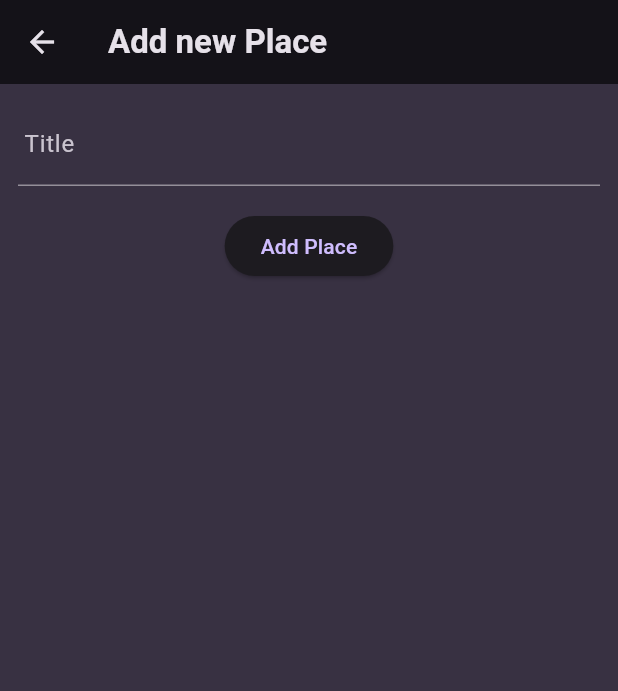
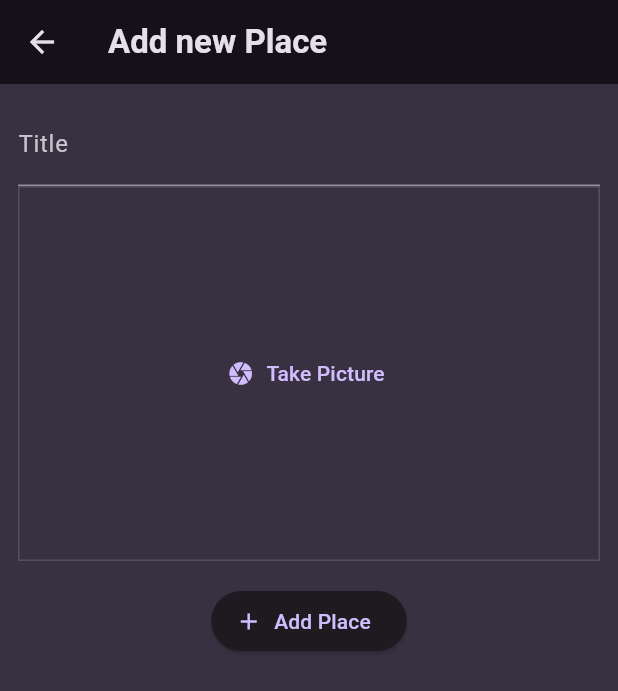
Before and after one commit to jaimonvarghese/favorite_list_app, a Flutter app: the screen it shows after launch, after a tap on the "add" icon, on a phone screen of 412 x 824 dp. Shown: the top 691 px of the screen. Run offline on Flutter 3.47's test engine with Material 3 defaults, Android fonts, the phone set to English and light mode, and no system bars; our stand-ins replace flutter_riverpod, google_fonts, image_picker.

Commit message:
Place detail screen,image input, and device camera for taking images features added

```diff
--- a/lib/main.dart
+++ b/lib/main.dart
@@ -1,7 +1,6 @@
-import 'package:favorite_places_app/screens/places_list_screen.dart';
+import 'package:favorite_places_app/screens/places.dart';
 import 'package:flutter/material.dart';
 import 'package:flutter_riverpod/flutter_riverpod.dart';
-
 import 'package:google_fonts/google_fonts.dart';
 
 final colorScheme = ColorScheme.fromSeed(
@@ -15,18 +14,26 @@ final theme = ThemeData().copyWith(
   scaffoldBackgroundColor: colorScheme.background,
   colorScheme: colorScheme,
   textTheme: GoogleFonts.ubuntuCondensedTextTheme().copyWith(
-    titleSmall: GoogleFonts.ubuntuCondensed(fontWeight: FontWeight.bold),
-    titleMedium: GoogleFonts.ubuntuCondensed(fontWeight: FontWeight.bold),
-    titleLarge: GoogleFonts.ubuntuCondensed(fontWeight: FontWeight.bold),
+    titleSmall: GoogleFonts.ubuntuCondensed(
+      fontWeight: FontWeight.bold,
+    ),
+    titleMedium: GoogleFonts.ubuntuCondensed(
+      fontWeight: FontWeight.bold,
+    ),
+    titleLarge: GoogleFonts.ubuntuCondensed(
+      fontWeight: FontWeight.bold,
+    ),
   ),
 );
 
 void main() {
-  runApp(ProviderScope(child: const MyApp()));
+  runApp(
+    const ProviderScope(child: MyApp()),
+  );
 }
 
 class MyApp extends StatelessWidget {
-  const MyApp({Key? key}) : super(key: key);
+  const MyApp({super.key});
 
   @override
   Widget build(BuildContext context) {
@@ -34,7 +41,7 @@ class MyApp extends StatelessWidget {
       debugShowCheckedModeBanner: false,
       title: 'Great Places',
       theme: theme,
-      home: PlacesListScreen(),
+      home: const PlacesScreen(),
     );
   }
 }
--- a/lib/models/place.dart
+++ b/lib/models/place.dart
@@ -1,10 +1,10 @@
-
 import 'package:uuid/uuid.dart';
 
 const uuid = Uuid();
+
 class Place {
+  Place({required this.title}) : id = uuid.v4();
+
   final String id;
-  final String tittle;
-
-  Place({required this.tittle}):id = uuid.v4();
+  final String title;
 }
--- /dev/null
+++ b/lib/providers/user_places.dart
@@ -0,0 +1,16 @@
+import 'package:favorite_places_app/models/place.dart';
+import 'package:flutter_riverpod/flutter_riverpod.dart';
+
+class UserPlacesNotifier extends StateNotifier<List<Place>> {
+  UserPlacesNotifier() : super(const []);
+
+  void addPlace(String title) {
+    final newPlace = Place(title: title);
+    state = [newPlace, ...state];
+  }
+}
+
+final userPlacesProvider =
+    StateNotifierProvider<UserPlacesNotifier, List<Place>>(
+  (ref) => UserPlacesNotifier(),
+);
--- a/lib/providers/user_provider.dart
+++ /dev/null
@@ -1,15 +0,0 @@
-import 'package:favorite_places_app/models/place.dart';
-import 'package:flutter_riverpod/flutter_riverpod.dart';
-
-class UserPlacesNotifier extends StateNotifier<List<Place>>{
-  UserPlacesNotifier(): super([]);
-
-  void addPlace(String title){
-    final newPlace = Place(tittle: title);
-    state = [newPlace,...state];
-  }
-}
-
-final userPlacesProvider = StateNotifierProvider<UserPlacesNotifier, List<Place>>((ref) {
-  return UserPlacesNotifier();
-});
--- /dev/null
+++ b/lib/screens/add_place.dart
@@ -0,0 +1,66 @@
+import 'package:favorite_places_app/providers/user_places.dart';
+import 'package:favorite_places_app/widgets/image_input.dart';
+import 'package:flutter/material.dart';
+import 'package:flutter_riverpod/flutter_riverpod.dart';
+
+
+class AddPlaceScreen extends ConsumerStatefulWidget {
+  const AddPlaceScreen({super.key});
+
+  @override
+  ConsumerState<AddPlaceScreen> createState() {
+    return _AddPlaceScreenState();
+  }
+}
+
+class _AddPlaceScreenState extends ConsumerState<AddPlaceScreen> {
+  final _titleController = TextEditingController();
+
+  void _savePlace() {
+    final enteredTitle = _titleController.text;
+
+    if (enteredTitle.isEmpty) {
+      return;
+    }
+
+    ref.read(userPlacesProvider.notifier).addPlace(enteredTitle);
+
+    Navigator.of(context).pop();
+  }
+
+  @override
+  void dispose() {
+    _titleController.dispose();
+    super.dispose();
+  }
+
+  @override
+  Widget build(BuildContext context) {
+    return Scaffold(
+      appBar: AppBar(
+        title: const Text('Add new Place'),
+      ),
+      body: SingleChildScrollView(
+        padding: const EdgeInsets.all(12),
+        child: Column(
+          children: [
+            TextField(
+              decoration: const InputDecoration(labelText: 'Title'),
+              controller: _titleController,
+              style: TextStyle(
+                color: Theme.of(context).colorScheme.onBackground,
+              ),
+            ),
+            ImageInput(),
+            const SizedBox(height: 16),
+            ElevatedButton.icon(
+              onPressed: _savePlace,
+              icon: const Icon(Icons.add),
+              label: const Text('Add Place'),
+            ),
+          ],
+        ),
+      ),
+    );
+  }
+}
--- a/lib/screens/add_place_screen.dart
+++ /dev/null
@@ -1,52 +0,0 @@
-import 'package:favorite_places_app/providers/user_provider.dart';
-import 'package:flutter/material.dart';
-import 'package:flutter_riverpod/flutter_riverpod.dart';
-
-class AddPlaceScreen extends ConsumerStatefulWidget {
-  const AddPlaceScreen({super.key});
-
-  @override
-  ConsumerState<AddPlaceScreen> createState() => _AddPlaceScreenState();
-}
-
-class _AddPlaceScreenState extends ConsumerState<AddPlaceScreen> {
-  final _titleControler = TextEditingController();
-
-  void _savePlace(){
-    final enteredText = _titleControler.text;
-    if ( enteredText.isEmpty) {
-      return;
-    }
-
-     ref.read(userPlacesProvider.notifier).addPlace(enteredText);
-     Navigator.of(context).pop();
-
-  }
-
-  @override
-  void dispose() {
-    _titleControler.dispose();
-    super.dispose();
-  }
-
-  @override
-  Widget build(BuildContext context) {
-    return Scaffold(
-      appBar: AppBar(title: Text("Add new Place")),
-      body: SingleChildScrollView(
-        padding: EdgeInsets.all(12),
-        child: Column(
-          children: [
-            TextField(
-              style: TextStyle(color:Theme.of(context).colorScheme.onBackground),
-              controller: _titleControler,
-              decoration: InputDecoration(labelText: " Title"),
-            ),
-            SizedBox(height: 16),
-            ElevatedButton(onPressed: () {}, child: Text('Add Place')),
-          ],
-        ),
-      ),
-    );
-  }
-}
--- a/lib/screens/places_list_screen.dart
+++ b/lib/screens/places.dart
@@ -1,30 +1,35 @@
-import 'package:favorite_places_app/providers/user_provider.dart';
-import 'package:favorite_places_app/screens/add_place_screen.dart';
+import 'package:favorite_places_app/providers/user_places.dart';
+import 'package:favorite_places_app/screens/add_place.dart';
 import 'package:favorite_places_app/widgets/places_list.dart';
 import 'package:flutter/material.dart';
 import 'package:flutter_riverpod/flutter_riverpod.dart';
 
-class PlacesListScreen extends ConsumerWidget {
-  const PlacesListScreen({super.key});
+class PlacesScreen extends ConsumerWidget {
+  const PlacesScreen({super.key});
 
   @override
   Widget build(BuildContext context, WidgetRef ref) {
     final userPlaces = ref.watch(userPlacesProvider);
+
     return Scaffold(
       appBar: AppBar(
-        title: Text('Your Places'),
+        title: const Text('Your Places'),
         actions: [
           IconButton(
+            icon: const Icon(Icons.add),
             onPressed: () {
               Navigator.of(context).push(
-                MaterialPageRoute(builder: (ctx) => AddPlaceScreen()),
+                MaterialPageRoute(
+                  builder: (ctx) => const AddPlaceScreen(),
+                ),
               );
             },
-            icon: Icon(Icons.add),
           ),
         ],
       ),
-      body: PlacesList(places: []),
+      body: PlacesList(
+        places: userPlaces,
+      ),
     );
   }
 }
--- /dev/null
+++ b/lib/widgets/image_input.dart
@@ -0,0 +1,63 @@
+import 'dart:io';
+
+import 'package:flutter/material.dart';
+import 'package:image_picker/image_picker.dart';
+
+class ImageInput extends StatefulWidget {
+  ImageInput({super.key});
+
+  @override
+  State<ImageInput> createState() => _ImageInputState();
+}
+
+class _ImageInputState extends State<ImageInput> {
+  File? _selectedImage;
+
+  void _takePicture() async {
+    final imagePicker = ImagePicker();
+    final pickedImage = await imagePicker.pickImage(
+      source: ImageSource.camera,
+      maxWidth: 600,
+    );
+
+    if (pickedImage == null) {
+      return;
+    }
+    setState(() {
+      _selectedImage = File(pickedImage.path);
+    });
+  }
+
+  @override
+  Widget build(BuildContext context) {
+    Widget content = TextButton.icon(
+      onPressed: _takePicture,
+      label: Text("Take Picture"),
+      icon: Icon(Icons.camera),
+    );
+
+    if (_selectedImage != null) {
+      content = GestureDetector(
+        onTap: _takePicture,
+        child: Image.file(
+          _selectedImage!,
+          width: double.infinity,
+          height: double.infinity,
+          fit: BoxFit.cover,
+        ),
+      );
+    }
+    return Container(
+      decoration: BoxDecoration(
+        border: Border.all(
+          width: 1,
+          color: Theme.of(context).colorScheme.primary.withOpacity(0.2),
+        ),
+      ),
+      height: 250,
+      width: double.infinity,
+      alignment: Alignment.center,
+      child: content,
+    );
+  }
+}
--- a/lib/widgets/places_list.dart
+++ b/lib/widgets/places_list.dart
@@ -1,4 +1,7 @@
+
+
 import 'package:favorite_places_app/models/place.dart';
+import 'package:favorite_places_app/screens/place_detail.dart';
 import 'package:flutter/material.dart';
 
 class PlacesList extends StatelessWidget {
@@ -11,25 +14,31 @@ class PlacesList extends StatelessWidget {
     if (places.isEmpty) {
       return Center(
         child: Text(
-          'No Places added Yet.',
-          style: Theme.of(context).textTheme.titleMedium!.copyWith(
-            color: Theme.of(context).colorScheme.onBackground,
-          ),
+          'No places added yet',
+          style: Theme.of(context).textTheme.bodyLarge!.copyWith(
+                color: Theme.of(context).colorScheme.onBackground,
+              ),
         ),
       );
     }
 
     return ListView.builder(
       itemCount: places.length,
-      itemBuilder:
-          (context, index) => ListTile(
-            title: Text(
-              places[index].tittle,
-              style: Theme.of(context).textTheme.titleMedium!.copyWith(
+      itemBuilder: (ctx, index) => ListTile(
+        title: Text(
+          places[index].title,
+          style: Theme.of(context).textTheme.titleMedium!.copyWith(
                 color: Theme.of(context).colorScheme.onBackground,
               ),
+        ),
+        onTap: () {
+          Navigator.of(context).push(
+            MaterialPageRoute(
+              builder: (ctx) => PlaceDetailScreen(place: places[index]),
             ),
-          ),
+          );
+        },
+      ),
     );
   }
 }
--- a/pubspec.yaml
+++ b/pubspec.yaml
@@ -37,6 +37,7 @@ dependencies:
   google_fonts: ^6.2.1
   uuid: ^4.5.1
   flutter_riverpod: ^2.6.1
+  image_picker: ^1.1.2
 
 dev_dependencies:
   flutter_test:
```
Also changed, not shown: lib/screens/place_detail.dart (added, +26 -0 lines), lib/screens/places_detail_screen.dart (deleted), pubspec.lock, 6 other files.
